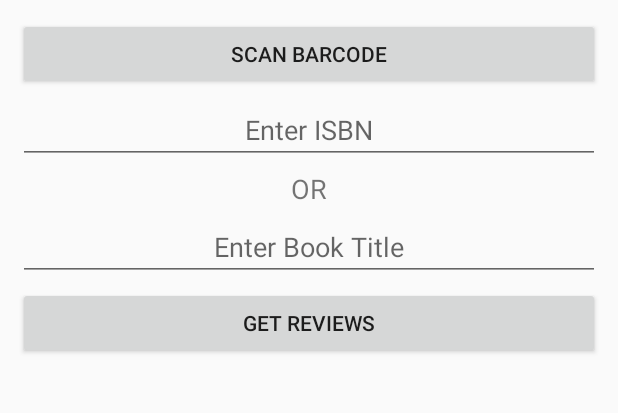
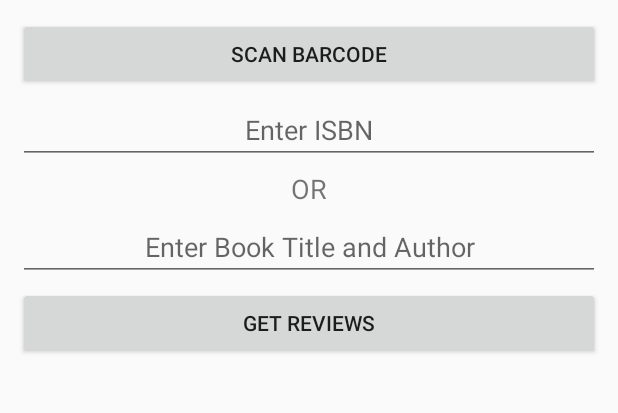
Before and after one commit to stefannew/OpenBook, an Android app: the screen it shows after launch (MainActivity), after a tap on "SCAN BARCODE", on a phone screen of 412 x 824 dp, the part 255-668 px from its top. Run offline under Robolectric (Android 15) with nearby library versions, the phone set to English and light mode, and no system bars; our stand-ins replace AdMob; libraries missing offline, so code that uses them is left out: info.vividcode.android; 1 statement that could not run was skipped.

Commit message:
Checking if camera is present before starting barcode activity. Added ProGuard rule to work around obfuscation breaking JSoup.

```diff
--- a/app/build.gradle
+++ b/app/build.gradle
@@ -8,8 +8,8 @@ android {
         applicationId "com.stefannew.openbook"
         minSdkVersion 13
         targetSdkVersion 21
-        versionCode 1
-        versionName "1.0"
+        versionCode 2
+        versionName "1.1"
     }
     buildTypes {
         release {
--- a/app/src/main/java/com/stefannew/openbook/MainActivity.java
+++ b/app/src/main/java/com/stefannew/openbook/MainActivity.java
@@ -3,6 +3,7 @@ package com.stefannew.openbook;
 import android.app.ActionBar;
 import android.content.Context;
 import android.content.Intent;
+import android.content.pm.PackageManager;
 import android.net.ConnectivityManager;
 import android.net.NetworkInfo;
 import android.os.Bundle;
@@ -37,13 +38,13 @@ public class MainActivity extends ActionBarActivity {
         getSupportActionBar().setDisplayOptions(ActionBar.DISPLAY_SHOW_CUSTOM);
         getSupportActionBar().setCustomView(R.layout.action_bar);
 
-        AdView adView       = (AdView) findViewById(R.id.adView);
+        AdView adView = (AdView) findViewById(R.id.adView);
         AdRequest adRequest = new AdRequest.Builder().build();
 
         adView.loadAd(adRequest);
 
-        isbnField           = (EditText) findViewById(R.id.isbn_field);
-        bookField           = (EditText) findViewById(R.id.title_field);
+        isbnField = (EditText) findViewById(R.id.isbn_field);
+        bookField = (EditText) findViewById(R.id.title_field);
 
         isbnField.setOnFocusChangeListener(new View.OnFocusChangeListener() {
             @Override
@@ -68,7 +69,7 @@ public class MainActivity extends ActionBarActivity {
 
     @Override
     public boolean onOptionsItemSelected(MenuItem item) {
-       return super.onOptionsItemSelected(item);
+        return super.onOptionsItemSelected(item);
     }
 
     @Override
@@ -86,9 +87,18 @@ public class MainActivity extends ActionBarActivity {
      * @param v View being passed
      */
     public void scanButtonClick(View v) {
-        Intent captureIntent = new Intent(this, CaptureActivity.class);
-        CaptureActivityIntents.setPromptMessage(captureIntent, "Scanning for ISBN...");
-        startActivityForResult(captureIntent, 1);
+        PackageManager pm = getApplicationContext().getPackageManager();
+
+        if (pm.hasSystemFeature(PackageManager.FEATURE_CAMERA)) {
+            Intent captureIntent = new Intent(this, CaptureActivity.class);
+            CaptureActivityIntents.setPromptMessage(captureIntent, "Scanning for ISBN...");
+            startActivityForResult(captureIntent, 1);
+        } else {
+            Toast toast = Toast.makeText(getApplicationContext(), "No camera detected. Please enter ISBN manually.", Toast.LENGTH_SHORT);
+            TextView view = (TextView) toast.getView().findViewById(android.R.id.message);
+            if (view != null) view.setGravity(Gravity.CENTER);
+            toast.show();
+        }
     }
 
     @Override
@@ -112,13 +122,13 @@ public class MainActivity extends ActionBarActivity {
      * Function to open review intent. Passes ISBN to intent.
      * Called from XML on review button click.
      *
-     * @param   v View being passed
+     * @param v View being passed
      */
     public void getReviews(View v) {
-        Intent reviewIntent     = new Intent(this, ReviewActivity.class);
+        Intent reviewIntent = new Intent(this, ReviewActivity.class);
         String isbnMessage;
-        String isbnText         = isbnField.getText().toString();
-        String titleText        = bookField.getText().toString();
+        String isbnText = isbnField.getText().toString();
+        String titleText = bookField.getText().toString();
 
         if (isbnText.length() > 0) {
             isbnMessage = isbnText;
@@ -133,13 +143,13 @@ public class MainActivity extends ActionBarActivity {
             } else {
                 Toast toast = Toast.makeText(getApplicationContext(), "Please scan or enter an ISBN, or book title", Toast.LENGTH_LONG);
                 TextView view = (TextView) toast.getView().findViewById(android.R.id.message);
-                if( view != null) view.setGravity(Gravity.CENTER);
+                if (view != null) view.setGravity(Gravity.CENTER);
                 toast.show();
             }
         } else {
             Toast toast = Toast.makeText(getApplicationContext(), "No internet connection detected. Please check connection settings.", Toast.LENGTH_LONG);
             TextView view = (TextView) toast.getView().findViewById(android.R.id.message);
-            if( view != null) view.setGravity(Gravity.CENTER);
+            if (view != null) view.setGravity(Gravity.CENTER);
             toast.show();
         }
 
--- a/app/src/main/res/values/strings.xml
+++ b/app/src/main/res/values/strings.xml
@@ -6,10 +6,9 @@
     <string name="title_activity_review">Fetching Reviews</string>
     <string name="logo_desc">OpenBook logo</string>
     <string name="scan_button">Scan Barcode</string>
-    <string name="manual">Or, enter manually:</string>
     <string name="review_button">Get Reviews</string>
     <string name="loading_image_desc">Loading Image</string>
     <string name="isbn_field_hint">Enter ISBN</string>
-    <string name="title_field_hint">Enter Book Title</string>
+    <string name="title_field_hint">Enter Book Title and Author</string>
 
 </resources>
```
Also changed, not shown: 3 other files.
